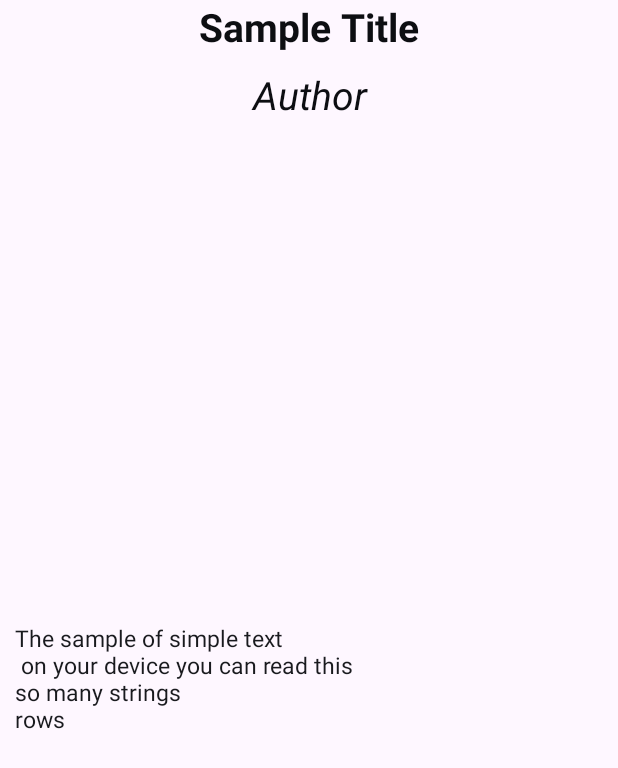
After one commit to ARSuleimanov/5.8-kotlin-study, an Android app: the fragment TheNewsFragment shown on its own in the app's theme, on a phone screen of 412 x 824 dp. The commit adds this screen. Shown: the top 768 px of the screen. Run offline under Robolectric (Android 15) with nearby library versions, the phone set to English and light mode, and no system bars.

Commit message:
hw 10 is ready, without * ex

```diff
--- /dev/null
+++ b/L1/app/src/main/java/ru/sar/l1/News.kt
@@ -0,0 +1,3 @@
+package ru.sar.l1
+
+class News (var title:String, var author:String, var content:String)
--- /dev/null
+++ b/L1/app/src/main/java/ru/sar/l1/TheNewsFragment.kt
@@ -0,0 +1,61 @@
+package ru.sar.l1
+
+import android.os.Bundle
+import androidx.fragment.app.Fragment
+import android.view.LayoutInflater
+import android.view.View
+import android.view.ViewGroup
+import android.widget.TextView
+
+
+const val TAG = "number"
+
+class TheNewsFragment : Fragment() {
+    private var param: Int? = null
+
+
+    override fun onDetach() {
+        super.onDetach()
+        NewsList.forwardStack.add(param?:100)
+    }
+    override fun onCreate(savedInstanceState: Bundle?) {
+        super.onCreate(savedInstanceState)
+        arguments?.let {
+            param = it.getInt(TAG)
+        }
+    }
+
+    override fun onViewCreated(view: View, savedInstanceState: Bundle?) {
+        super.onViewCreated(view, savedInstanceState)
+        view.findViewById<TextView>(R.id.NewsTitle).text=NewsList.news[param?: return@onViewCreated].title
+        view.findViewById<TextView>(R.id.NewsAuthor).text=NewsList.news[param?: return@onViewCreated].author
+        view.findViewById<TextView>(R.id.NewsContent).text=NewsList.news[param?: return@onViewCreated].content
+
+    }
+
+    override fun onCreateView(
+        inflater: LayoutInflater, container: ViewGroup?,
+        savedInstanceState: Bundle?
+    ): View? {
+        // Inflate the layout for this fragment
+        return inflater.inflate(R.layout.fragment_the_news, container, false)
+    }
+
+    companion object {
+        /**
+         * Use this factory method to create a new instance of
+         * this fragment using the provided parameters.
+         *
+         * @param param Parameter 1.
+         * @return A new instance of fragment TheNewsFragment.
+         */
+        // TODO: Rename and change types and number of parameters
+        @JvmStatic
+        fun newInstance(param: Int) =
+            TheNewsFragment().apply {
+                arguments = Bundle().apply {
+                    putInt(TAG, param)
+                }
+            }
+    }
+}
--- /dev/null
+++ b/L1/app/src/main/res/layout/fragment_the_news.xml
@@ -0,0 +1,36 @@
+<?xml version="1.0" encoding="utf-8"?>
+<androidx.constraintlayout.widget.ConstraintLayout xmlns:android="http://schemas.android.com/apk/res/android"
+    xmlns:app="http://schemas.android.com/apk/res-auto"
+    xmlns:tools="http://schemas.android.com/tools"
+    android:layout_width="match_parent"
+    android:layout_height="match_parent"
+    tools:context=".TheNewsFragment">
+
+    <!-- TODO: Update blank fragment layout -->
+    <TextView
+        android:id="@+id/NewsTitle"
+        style="@style/Title"
+        android:layout_width="match_parent"
+        android:layout_height="wrap_content" />
+
+    <TextView
+        android:id="@+id/NewsAuthor"
+        style="@style/Title"
+        android:layout_width="match_parent"
+        android:layout_height="wrap_content"
+        android:text="Author"
+
+        android:textStyle="italic"
+        app:layout_constraintTop_toBottomOf="@id/NewsTitle" />
+
+
+    <TextView
+        android:id="@+id/NewsContent"
+        style="@style/SimpleText"
+        android:layout_width="match_parent"
+        android:layout_height="wrap_content"
+        app:layout_constraintBottom_toBottomOf="parent"
+        app:layout_constraintTop_toBottomOf="@id/NewsAuthor" />
+
+
+</androidx.constraintlayout.widget.ConstraintLayout>
--- a/L1/app/src/main/res/values/themes.xml
+++ b/L1/app/src/main/res/values/themes.xml
@@ -8,11 +8,13 @@
     <style name="Theme.L1" parent="Base.Theme.L1" />
 
     <style name="TextButton">
-        <item name="android:textColor">#EC1D09</item>
+        <item name="android:textColor">#010E3A</item>
         <item name="android:textSize">22sp</item>
-        <item name="android:background">#AEEFE7</item>
+        <item name="android:background">#13CEE8</item>
         <item name="android:textAlignment">center</item>
+        <item name="android:textStyle">bold</item>
         <item name="android:text">"sample"</item>
+        <item name="android:layout_margin">10dp</item>
 
     </style>
 
@@ -25,4 +27,23 @@
         <item name="android:layout_marginTop">20dp</item>
 
     </style>
+
+    <style name="Title">
+        <item name="android:textColor">#0D0E12</item>
+        <item name="android:textSize">26sp</item>
+        <item name="android:textStyle">bold</item>
+        <item name="android:textAlignment">center</item>
+        <item name="android:text">"Sample Title"</item>
+        <item name="android:layout_margin">10dp</item>
+
+    </style>
+    <style name="SimpleText">
+        <item name="android:textColor">#191A1E</item>
+        <item name="android:textSize">15sp</item>
+        <item name="android:textStyle">normal</item>
+        <item name="android:textAlignment">viewStart</item>
+        <item name="android:text">"The sample of simple text\n on your device you can read this\nso many strings\nrows"</item>
+        <item name="android:layout_margin">10dp</item>
+
+    </style>
 </resources>
--- a/L1/build.gradle.kts
+++ b/L1/build.gradle.kts
@@ -1,5 +1,5 @@
 // Top-level build file where you can add configuration options common to all sub-projects/modules.
 plugins {
-    id("com.android.application") version "8.2.2" apply false
+    id("com.android.application") version "8.3.2" apply false
     id("org.jetbrains.kotlin.android") version "1.9.22" apply false
 }
```
Also changed, not shown: L1/app/src/main/java/ru/sar/l1/MainActivity.kt (+34 -4 lines), L1/app/src/main/java/ru/sar/l1/NewsList.kt (added, +43 -0 lines), L1/app/src/main/java/ru/sar/l1/TitleNewsFragment.kt (renamed from L1/app/src/main/java/ru/sar/l1/TitleNews.kt, +38 -3 lines), L1/app/src/main/res/layout/activity_main.xml (+26 -19 lines), L1/app/src/main/res/layout/fragment_title_news.xml (+5 -3 lines), L1/gradle/wrapper/gradle-wrapper.properties.
